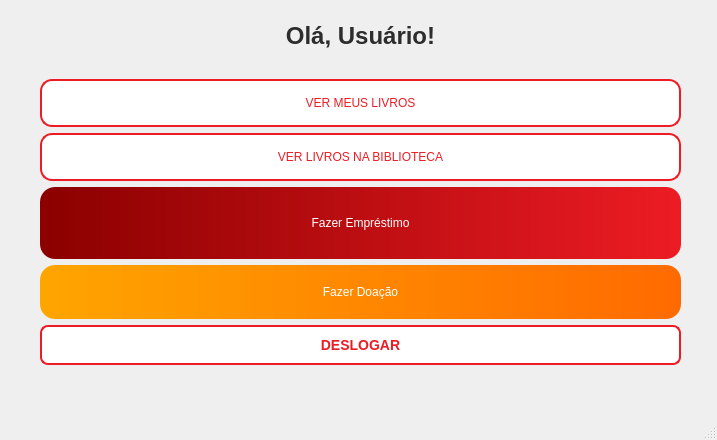
First picture: the form in GUI_BIBLIOTECA/mainwindow.ui, repository gabriotz/Project-edoo, before the edit.
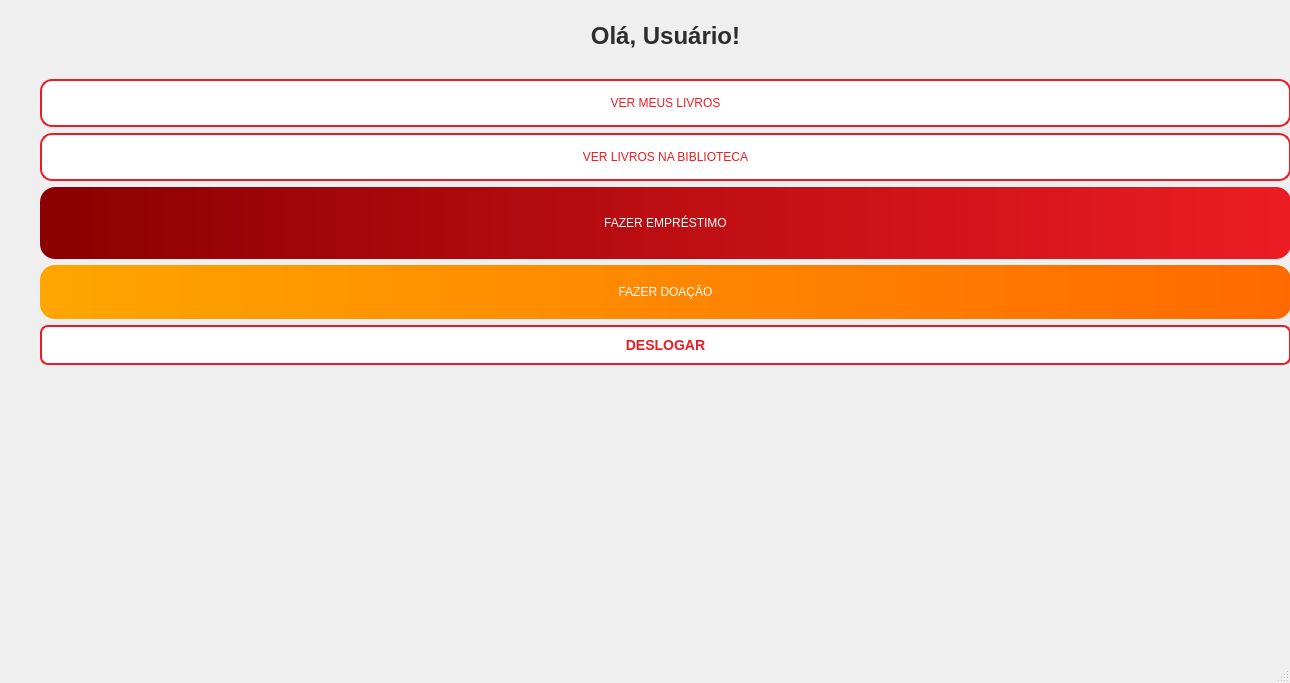
Second picture: the form after the edit.

What changed in the file:
```diff
--- a/GUI_BIBLIOTECA/mainwindow.ui
+++ b/GUI_BIBLIOTECA/mainwindow.ui
@@ -6,8 +6,8 @@
    <rect>
     <x>0</x>
     <y>0</y>
-    <width>717</width>
-    <height>440</height>
+    <width>1290</width>
+    <height>683</height>
    </rect>
   </property>
   <property name="sizePolicy">
@@ -31,7 +31,7 @@
      <rect>
       <x>40</x>
       <y>0</y>
-      <width>641</width>
+      <width>1251</width>
       <height>365</height>
      </rect>
     </property>
@@ -96,7 +96,7 @@
 font: 700 16pt &quot;Segoe UI&quot;;</string>
        </property>
        <property name="text">
-        <string>Fazer Empréstimo</string>
+        <string>FAZER EMPRÉSTIMO</string>
        </property>
       </widget>
      </item>
@@ -118,7 +118,7 @@
 font: 700 16pt &quot;Segoe UI&quot;;</string>
        </property>
        <property name="text">
-        <string>Fazer Doação</string>
+        <string>FAZER DOAÇÃO</string>
        </property>
       </widget>
      </item>
```
Left out of the diff: 2 changed lines with no effect on the pictures.
